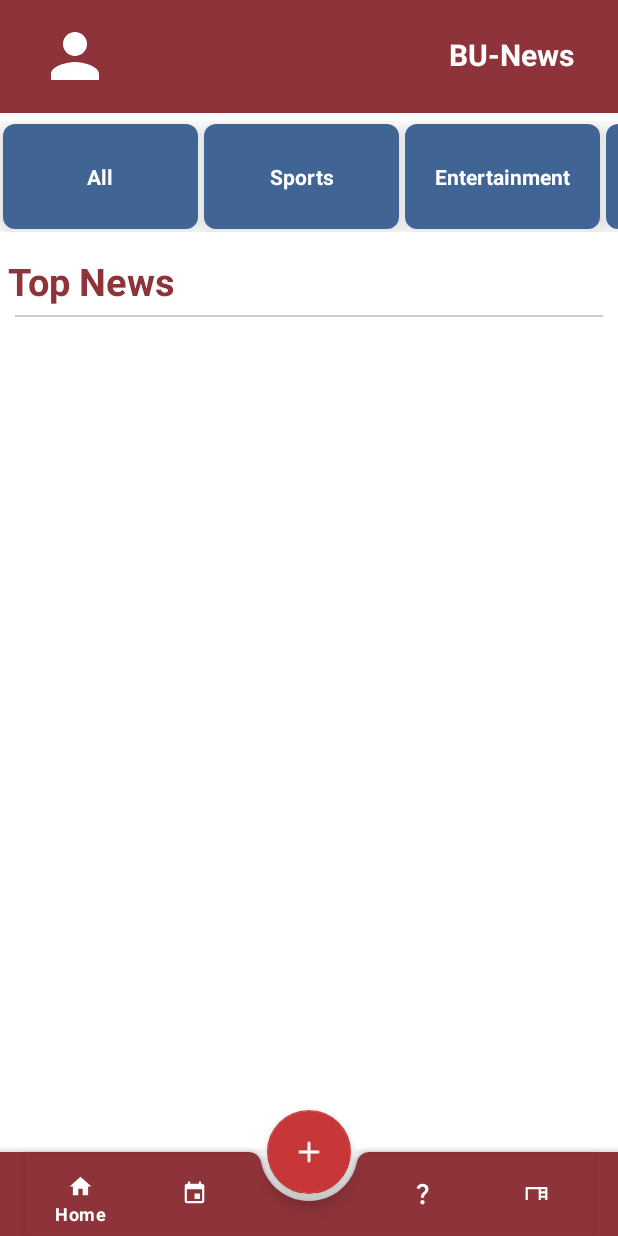
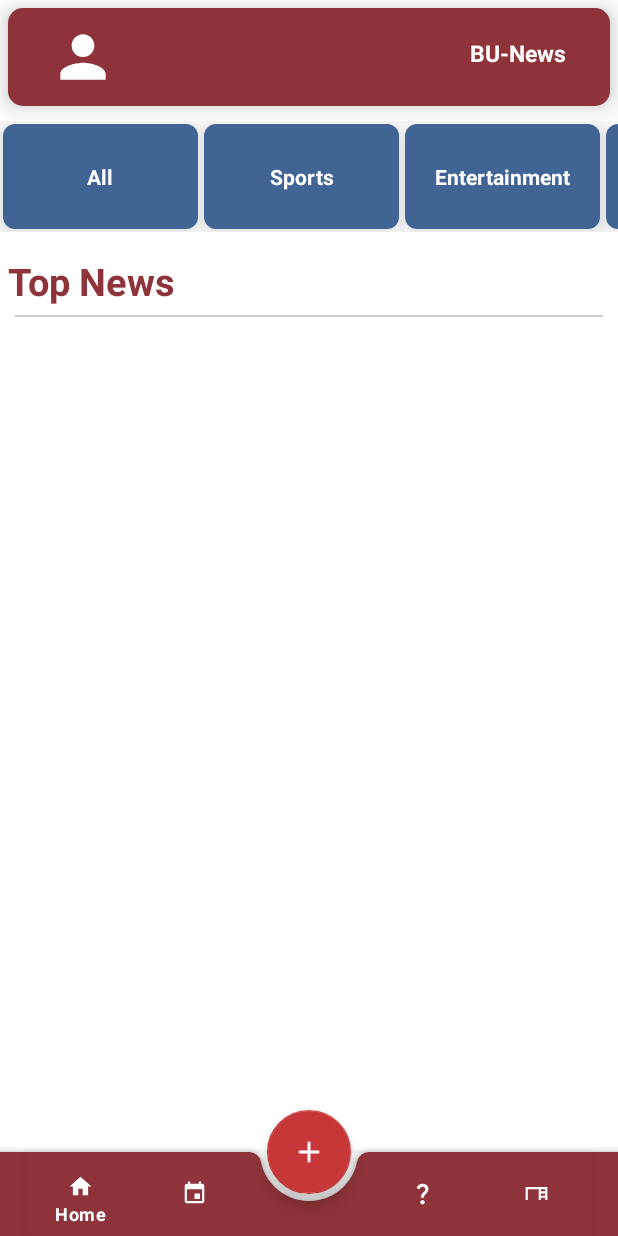
Before and after one commit to ChiragAgg5k/bu-news-android, an Android app: the screen it shows after launch once a user with an empty profile is signed in (DashboardActivity), on a phone screen of 412 x 824 dp. Run offline under Robolectric (Android 15) with nearby library versions, the phone set to English and light mode, and no system bars; our stand-ins replace Firebase (no records; nobody signed in at launch, a user with empty details on screens opened directly); libraries missing offline, so code that uses them is left out: com.daimajia.androidanimations.

Commit message:
curved toolbar

```diff
--- a/app/build.gradle
+++ b/app/build.gradle
@@ -40,9 +40,10 @@ dependencies {
     implementation 'androidx.constraintlayout:constraintlayout:2.1.4'
     implementation 'com.google.firebase:firebase-auth:21.1.0' // Firebase Auth
     implementation 'com.google.firebase:firebase-firestore:24.4.3' // Firebase Fire store
+    implementation 'de.hdodenhof:circleimageview:3.1.0'// Circle Image View
+    implementation 'com.daimajia.androidanimations:library:2.4@aar' // yo yo animation
     testImplementation 'junit:junit:4.13.2'
     androidTestImplementation 'androidx.test.ext:junit:1.1.5'
     androidTestImplementation 'androidx.test.espresso:espresso-core:3.5.1'
-    implementation 'de.hdodenhof:circleimageview:3.1.0'// Circle Image View
-    implementation 'com.daimajia.androidanimations:library:2.4@aar' // yo yo animation
+
 }
--- /dev/null
+++ b/app/src/main/res/drawable/curvedtoolbar.xml
@@ -0,0 +1,6 @@
+<?xml version="1.0" encoding="utf-8"?>
+<shape xmlns:android="http://schemas.android.com/apk/res/android"
+    android:shape="rectangle">
+    <solid android:color= "@color/dark_red"/>
+    <corners android:radius= "10dp"/>
+</shape>
--- a/app/src/main/res/layout/activity_dashboard.xml
+++ b/app/src/main/res/layout/activity_dashboard.xml
@@ -9,8 +9,13 @@
     <androidx.appcompat.widget.Toolbar
         android:id="@+id/toolBar"
         android:layout_width="match_parent"
-        android:layout_height="75dp"
-        android:background="@color/dark_red">
+        android:layout_height="65dp"
+        android:background="@drawable/curvedtoolbar"
+        android:layout_marginTop="5dp"
+        android:layout_marginHorizontal="5dp"
+        android:layout_marginBottom="10dp"
+        android:elevation="10dp"
+        >
 
         <RelativeLayout
             android:layout_width="match_parent"
@@ -35,7 +40,7 @@
                 android:text="BU-News"
                 android:textAlignment="textEnd"
                 android:textColor="@color/white"
-                android:textSize="20sp"
+                android:textSize="15sp"
                 android:textStyle="bold" />
 
         </RelativeLayout>
--- a/app/src/main/res/layout/fragment_home.xml
+++ b/app/src/main/res/layout/fragment_home.xml
@@ -10,7 +10,6 @@
         android:id="@+id/categories_rv"
         android:layout_width="wrap_content"
         android:layout_height="wrap_content"
-        android:layout_marginTop="5dp"
         android:scrollbars="none" />
 
     <TextView
```
Also changed, not shown: app/src/main/java/com/chiragagg5k/bu_news_android/UtilityClass.java (+9 -2 lines).
